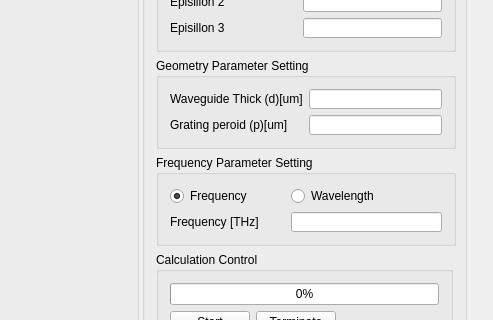
mrchipset/GuidedModeGUI, file GuidedMode/sGuidedMode.ui: the form before one commit; both pictures show x 707 to 1200 and y 138 to 458 of the 1200 by 707 pixel window.
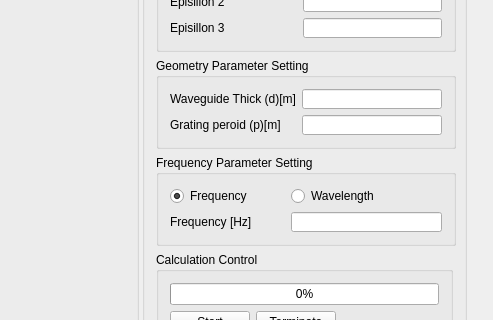
The form after the commit. Icons and pictures are not drawn.

Commit message: Finish the core calculation module and fix some UI bugs

Patch:
```diff
--- a/GuidedMode/sGuidedMode.ui
+++ b/GuidedMode/sGuidedMode.ui
@@ -316,7 +316,7 @@
            <item row="0" column="0">
             <widget class="QLabel" name="label_4">
              <property name="text">
-              <string>Waveguide Thick (d)[um]</string>
+              <string>Waveguide Thick (d)[m]</string>
              </property>
             </widget>
            </item>
@@ -333,7 +333,7 @@
            <item row="1" column="0">
             <widget class="QLabel" name="label_5">
              <property name="text">
-              <string>Grating peroid (p)[um]</string>
+              <string>Grating peroid (p)[m]</string>
              </property>
             </widget>
            </item>
@@ -388,7 +388,7 @@
            <item row="1" column="0">
             <widget class="QLabel" name="label_6">
              <property name="text">
-              <string>Frequency [THz]</string>
+              <string>Frequency [Hz]</string>
              </property>
             </widget>
            </item>
```
The commit also changes 6 other files.
